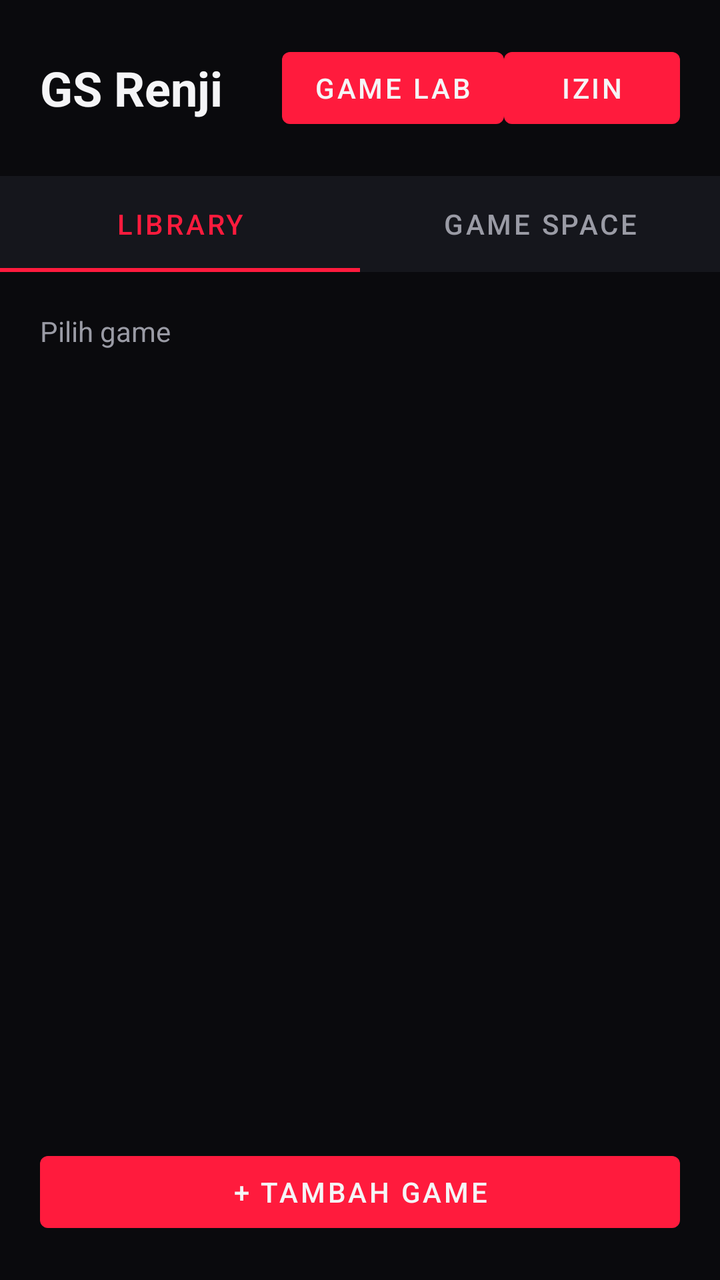
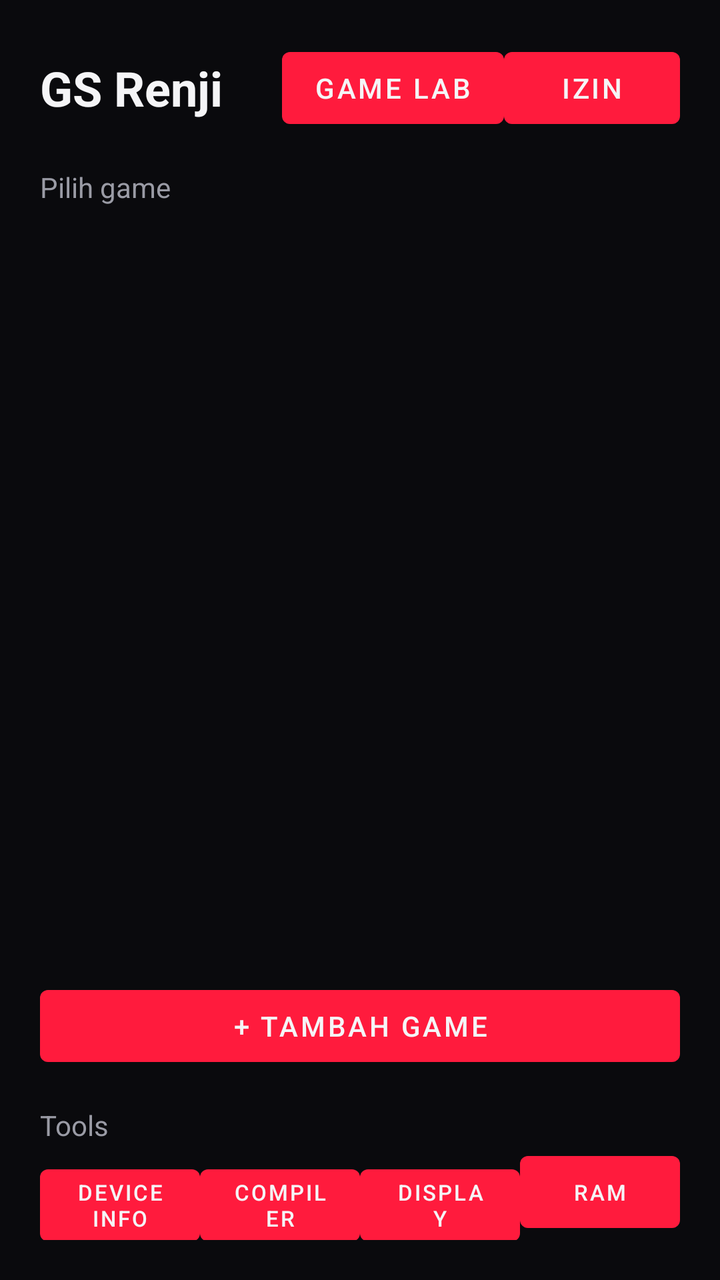

Before-and-after screenshots of an Android layout around one commit, followed by the original layout XML and the change that was made.
<!-- AndroidManifest.xml: activity theme Theme.GameSpace -->
<!-- res/layout/activity_game_list.xml -->
<?xml version="1.0" encoding="utf-8"?>
<LinearLayout xmlns:android="http://schemas.android.com/apk/res/android"
    xmlns:app="http://schemas.android.com/apk/res-auto"
    android:layout_width="match_parent"
    android:layout_height="match_parent"
    android:orientation="vertical"
    android:background="@color/bg_dark">

    <LinearLayout
        android:layout_width="match_parent"
        android:layout_height="wrap_content"
        android:orientation="horizontal"
        android:gravity="center_vertical"
        android:padding="20dp">

        <TextView
            android:layout_width="0dp"
            android:layout_height="wrap_content"
            android:layout_weight="1"
            android:text="@string/app_name"
            android:textColor="@color/text_primary"
            android:textSize="24sp"
            android:textStyle="bold" />

        <Button
            android:id="@+id/btnGameLab"
            android:layout_width="wrap_content"
            android:layout_height="wrap_content"
            android:text="@string/btn_game_lab" />

        <Button
            android:id="@+id/btnOpenSettings"
            android:layout_width="wrap_content"
            android:layout_height="wrap_content"
            android:text="@string/btn_permissions" />

    </LinearLayout>

    <com.google.android.material.tabs.TabLayout
        android:id="@+id/tabLayout"
        android:layout_width="match_parent"
        android:layout_height="wrap_content"
        app:tabIndicatorColor="@color/accent"
        app:tabSelectedTextColor="@color/accent"
        app:tabTextColor="@color/text_secondary"
        android:background="@color/surface">

        <com.google.android.material.tabs.TabItem
            android:layout_width="wrap_content"
            android:layout_height="wrap_content"
            android:text="Library" />

        <com.google.android.material.tabs.TabItem
            android:layout_width="wrap_content"
            android:layout_height="wrap_content"
            android:text="Game Space" />

    </com.google.android.material.tabs.TabLayout>

    <FrameLayout
        android:id="@+id/libraryContainer"
        android:layout_width="match_parent"
        android:layout_height="0dp"
        android:layout_weight="1">

        <LinearLayout
            android:layout_width="match_parent"
            android:layout_height="match_parent"
            android:orientation="vertical"
            android:padding="20dp">

            <TextView
                android:layout_width="wrap_content"
                android:layout_height="wrap_content"
                android:text="@string/label_pick_game"
                android:textColor="@color/text_secondary"
                android:layout_marginBottom="8dp" />

            <androidx.recyclerview.widget.RecyclerView
                android:id="@+id/recyclerGames"
                android:layout_width="match_parent"
                android:layout_height="0dp"
                android:layout_weight="1" />

            <Button
                android:id="@+id/btnAddGame"
                android:layout_width="match_parent"
                android:layout_height="wrap_content"
                android:layout_marginTop="12dp"
                android:text="@string/btn_add_game" />

        </LinearLayout>
    </FrameLayout>

    <FrameLayout
        android:id="@+id/gameSpaceContainer"
        android:layout_width="match_parent"
        android:layout_height="0dp"
        android:layout_weight="1"
        android:visibility="gone">

        <ScrollView
            android:layout_width="match_parent"
            android:layout_height="match_parent">

            <LinearLayout
                android:layout_width="match_parent"
                android:layout_height="wrap_content"
                android:orientation="vertical"
                android:padding="20dp">

                <TextView
                    android:layout_width="wrap_content"
                    android:layout_height="wrap_content"
                    android:text="Game Space"
                    android:textColor="@color/accent"
                    android:textSize="20sp"
                    android:textStyle="bold"
                    android:layout_marginBottom="16dp" />

                <Button
                    android:id="@+id/btnDeviceInfo"
                    android:layout_width="match_parent"
                    android:layout_height="wrap_content"
                    android:layout_marginBottom="10dp"
                    android:text="Device Info" />

                <Button
                    android:id="@+id/btnRuntimeCompiler"
                    android:layout_width="match_parent"
                    android:layout_height="wrap_content"
                    android:layout_marginBottom="10dp"
                    android:text="Runtime Compiler" />

                <Button
                    android:id="@+id/btnDisplayController"
                    android:layout_width="match_parent"
                    android:layout_height="wrap_content"
                    android:layout_marginBottom="10dp"
                    android:text="Display Controller" />

                <Button
                    android:id="@+id/btnAccessManager2"
                    android:layout_width="match_parent"
                    android:layout_height="wrap_content"
                    android:text="Access Manager" />

            </LinearLayout>
        </ScrollView>
    </FrameLayout>

</LinearLayout>
<!-- resources referenced by this layout -->
<resources>
  <color name="accent">#FF1B3D</color>
  <color name="bg_dark">#0A0A0D</color>
  <color name="surface">#15161C</color>
  <color name="text_primary">#F5F5F7</color>
  <color name="text_secondary">#9A9BA5</color>
  <string name="app_name">GS Renji</string>
  <string name="btn_add_game">+ Tambah game</string>
  <string name="btn_game_lab">Game Lab</string>
  <string name="btn_permissions">Izin</string>
  <string name="label_pick_game">Pilih game</string>
  <style name="Theme.GameSpace" parent="Theme.MaterialComponents.DayNight.NoActionBar">
          <item name="android:windowBackground">@color/bg_dark</item>
          <item name="colorPrimary">@color/accent</item>
          <item name="colorPrimaryDark">@color/bg_dark</item>
          <item name="colorAccent">@color/accent_glow</item>
          <item name="colorOnPrimary">@color/text_primary</item>
          <item name="android:textColorPrimary">@color/text_primary</item>
          <item name="android:textColorSecondary">@color/text_secondary</item>
          <item name="android:statusBarColor">@color/bg_dark</item>
          <item name="android:navigationBarColor">@color/bg_dark</item>
      </style>
  <color name="accent_glow">#FF3355</color>
</resources>

<!-- the commit's change to res/layout/activity_game_list.xml (unified diff, before → after) -->
@@ -1,17 +1,16 @@
 <?xml version="1.0" encoding="utf-8"?>
 <LinearLayout xmlns:android="http://schemas.android.com/apk/res/android"
-    xmlns:app="http://schemas.android.com/apk/res-auto"
     android:layout_width="match_parent"
     android:layout_height="match_parent"
     android:orientation="vertical"
-    android:background="@color/bg_dark">
+    android:background="@color/bg_dark"
+    android:padding="20dp">
 
     <LinearLayout
         android:layout_width="match_parent"
         android:layout_height="wrap_content"
         android:orientation="horizontal"
-        android:gravity="center_vertical"
-        android:padding="20dp">
+        android:gravity="center_vertical">
 
         <TextView
             android:layout_width="0dp"
@@ -36,117 +35,43 @@
 
     </LinearLayout>
 
-    <com.google.android.material.tabs.TabLayout
-        android:id="@+id/tabLayout"
+    <TextView
+        android:layout_width="wrap_content"
+        android:layout_height="wrap_content"
+        android:text="@string/label_pick_game"
+        android:textColor="@color/text_secondary"
+        android:layout_marginTop="16dp"
+        android:layout_marginBottom="8dp" />
+
+    <androidx.recyclerview.widget.RecyclerView
+        android:id="@+id/recyclerGames"
+        android:layout_width="match_parent"
+        android:layout_height="0dp"
+        android:layout_weight="1" />
+
+    <Button
+        android:id="@+id/btnAddGame"
         android:layout_width="match_parent"
         android:layout_height="wrap_content"
-        app:tabIndicatorColor="@color/accent"
-        app:tabSelectedTextColor="@color/accent"
-        app:tabTextColor="@color/text_secondary"
-        android:background="@color/surface">
+        android:layout_marginTop="12dp"
+        android:text="@string/btn_add_game" />
 
-        <com.google.android.material.tabs.TabItem
-            android:layout_width="wrap_content"
-            android:layout_height="wrap_content"
-            android:text="Library" />
+    <TextView
+        android:layout_width="wrap_content"
+        android:layout_height="wrap_content"
+        android:text="Tools"
+        android:textColor="@color/text_secondary"
+        android:layout_marginTop="16dp" />
 
-        <com.google.android.material.tabs.TabItem
-            android:layout_width="wrap_content"
-            android:layout_height="wrap_content"
-            android:text="Game Space" />
+    <LinearLayout
+        android:layout_width="match_parent"
+        android:layout_height="wrap_content"
+        android:orientation="horizontal">
 
-    </com.google.android.material.tabs.TabLayout>
-
-    <FrameLayout
-        android:id="@+id/libraryContainer"
-        android:layout_width="match_parent"
-        android:layout_height="0dp"
-        android:layout_weight="1">
-
-        <LinearLayout
-            android:layout_width="match_parent"
-            android:layout_height="match_parent"
-            android:orientation="vertical"
-            android:padding="20dp">
-
-            <TextView
-                android:layout_width="wrap_content"
-                android:layout_height="wrap_content"
-                android:text="@string/label_pick_game"
-                android:textColor="@color/text_secondary"
-                android:layout_marginBottom="8dp" />
-
-            <androidx.recyclerview.widget.RecyclerView
-                android:id="@+id/recyclerGames"
-                android:layout_width="match_parent"
-                android:layout_height="0dp"
-                android:layout_weight="1" />
-
-            <Button
-                android:id="@+id/btnAddGame"
-                android:layout_width="match_parent"
-                android:layout_height="wrap_content"
-                android:layout_marginTop="12dp"
-                android:text="@string/btn_add_game" />
-
-        </LinearLayout>
-    </FrameLayout>
-
-    <FrameLayout
-        android:id="@+id/gameSpaceContainer"
-        android:layout_width="match_parent"
-        android:layout_height="0dp"
-        android:layout_weight="1"
-        android:visibility="gone">
-
-        <ScrollView
-            android:layout_width="match_parent"
-            android:layout_height="match_parent">
-
-            <LinearLayout
-                android:layout_width="match_parent"
-                android:layout_height="wrap_content"
-                android:orientation="vertical"
-                android:padding="20dp">
-
-                <TextView
-                    android:layout_width="wrap_content"
-                    android:layout_height="wrap_content"
-                    android:text="Game Space"
-                    android:textColor="@color/accent"
-                    android:textSize="20sp"
-                    android:textStyle="bold"
-                    android:layout_marginBottom="16dp" />
-
-                <Button
-                    android:id="@+id/btnDeviceInfo"
-                    android:layout_width="match_parent"
-                    android:layout_height="wrap_content"
-                    android:layout_marginBottom="10dp"
-                    android:text="Device Info" />
-
-                <Button
-                    android:id="@+id/btnRuntimeCompiler"
-                    android:layout_width="match_parent"
-                    android:layout_height="wrap_content"
-                    android:layout_marginBottom="10dp"
-                    android:text="Runtime Compiler" />
-
-                <Button
-                    android:id="@+id/btnDisplayController"
-                    android:layout_width="match_parent"
-                    android:layout_height="wrap_content"
-                    android:layout_marginBottom="10dp"
-                    android:text="Display Controller" />
-
-                <Button
-                    android:id="@+id/btnAccessManager2"
-                    android:layout_width="match_parent"
-                    android:layout_height="wrap_content"
-                    android:text="Access Manager" />
-
-            </LinearLayout>
-        </ScrollView>
-    </FrameLayout>
+        <Button android:id="@+id/btnDeviceInfo" android:layout_width="0dp" android:layout_height="wrap_content" android:layout_weight="1" android:text="Device Info" android:textSize="11sp" />
+        <Button android:id="@+id/btnRuntimeCompiler" android:layout_width="0dp" android:layout_height="wrap_content" android:layout_weight="1" android:text="Compiler" android:textSize="11sp" />
+        <Button android:id="@+id/btnDisplayController" android:layout_width="0dp" android:layout_height="wrap_content" android:layout_weight="1" android:text="Display" android:textSize="11sp" />
+        <Button android:id="@+id/btnRamCleaner" android:layout_width="0dp" android:layout_height="wrap_content" android:layout_weight="1" android:text="RAM" android:textSize="11sp" />
+    </LinearLayout>
 
 </LinearLayout>
<!-- resource entries referenced after the edit -->
@@ -2,7 +2,6 @@
 <resources>
   <color name="accent">#FF1B3D</color>
   <color name="bg_dark">#0A0A0D</color>
-  <color name="surface">#15161C</color>
   <color name="text_primary">#F5F5F7</color>
   <color name="text_secondary">#9A9BA5</color>
   <string name="app_name">GS Renji</string>
